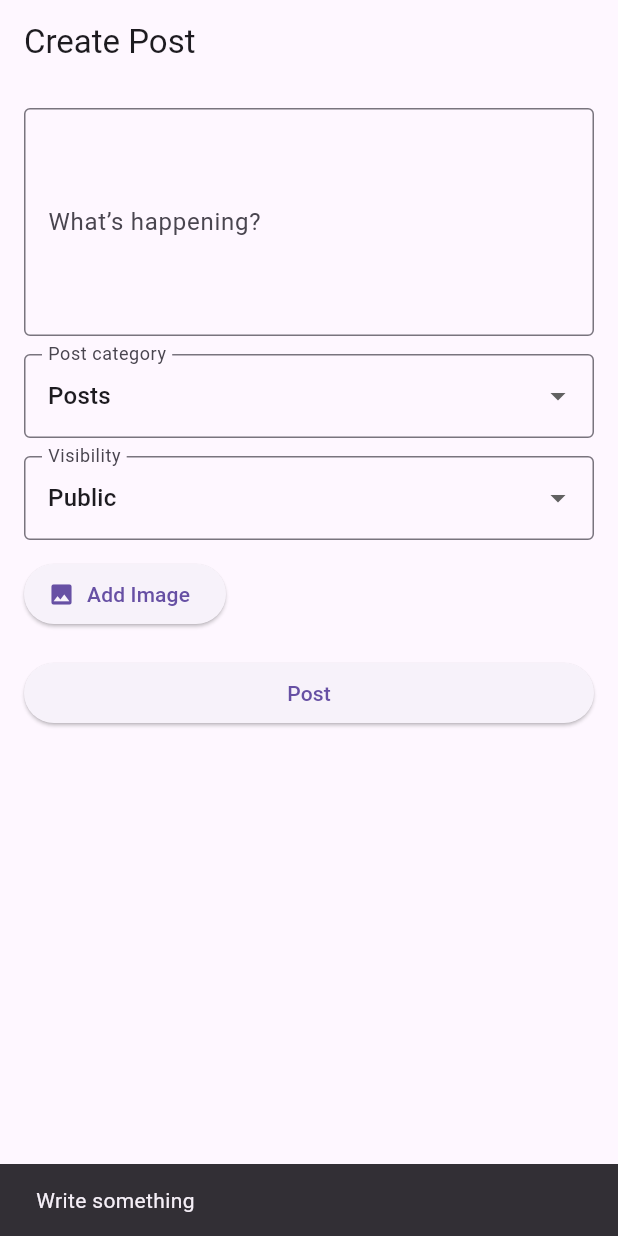
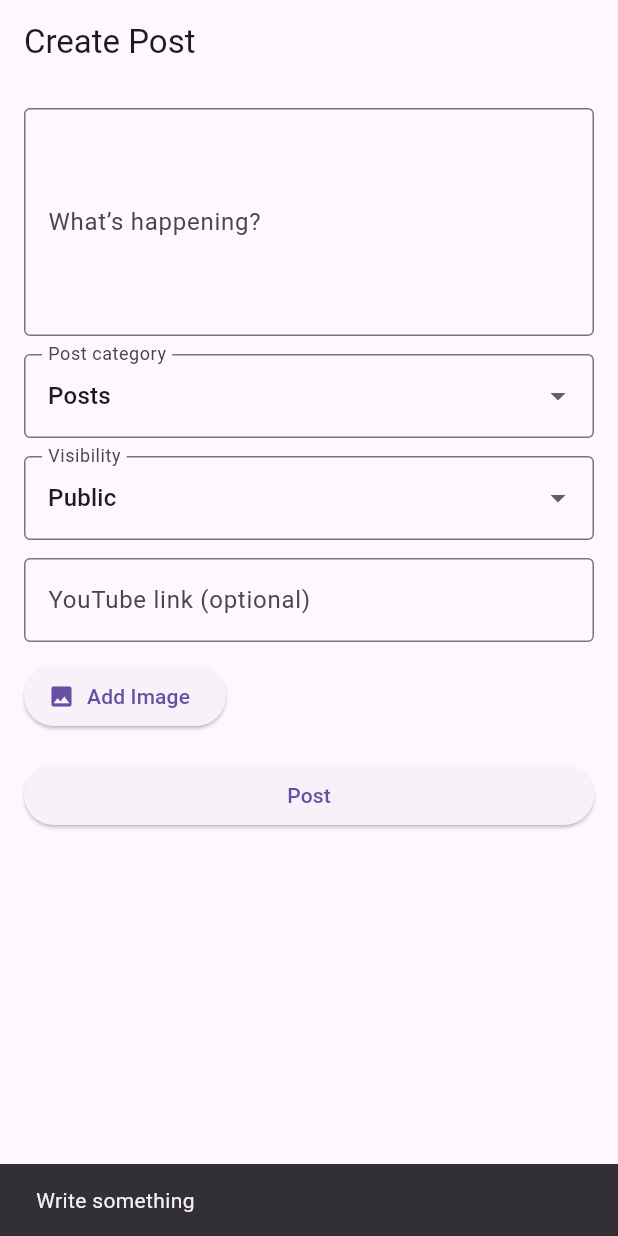
Before and after one commit to kashif-malik12/local_social, a Flutter app: the CreatePostScreen screen opened by its route, after a tap on "Post", on a phone screen of 412 x 824 dp. Run offline on Flutter 3.47's test engine with Material 3 defaults, Android fonts, the phone set to English and light mode, and no system bars; our stand-ins replace flutter_riverpod, geocoding, go_router, image_picker, supabase_flutter, youtube_player_iframe; accounts and stored records are empty.

Commit message:
feat: add YouTube embed support across app

```diff
--- a/lib/models/post_model.dart
+++ b/lib/models/post_model.dart
@@ -4,11 +4,16 @@
   final String id;
   final String userId;
   final String content;
+
   final String? imageUrl;
+  final String? videoUrl; // ✅ NEW
+
   final String visibility;
   final String? locationName;
+
   final double latitude;
   final double longitude;
+
   final DateTime createdAt;
 
   // Author info (can come from joined select OR RPC)
@@ -29,6 +34,7 @@
     required this.longitude,
     required this.createdAt,
     this.imageUrl,
+    this.videoUrl, // ✅ NEW
     this.locationName,
     this.authorName,
     this.authorAvatarUrl,
@@ -57,11 +63,16 @@
       id: map['id'] as String,
       userId: map['user_id'] as String,
       content: (map['content'] ?? '') as String,
+
       imageUrl: map['image_url'] as String?,
+      videoUrl: map['video_url'] as String?, // ✅ NEW
+
       visibility: (map['visibility'] as String?) ?? 'public',
       locationName: map['location_name'] as String?,
+
       latitude: ((map['latitude'] as num?) ?? 0).toDouble(),
       longitude: ((map['longitude'] as num?) ?? 0).toDouble(),
+
       createdAt: DateTime.parse(map['created_at'] as String),
 
       authorName: authorName,
--- a/lib/screens/create_post_screen.dart
+++ b/lib/screens/create_post_screen.dart
@@ -2,8 +2,10 @@
 import 'package:go_router/go_router.dart';
 import 'package:image_picker/image_picker.dart';
 import 'package:supabase_flutter/supabase_flutter.dart';
+
 import '../core/post_types.dart';
 import '../services/post_service.dart';
+
 
 class CreatePostScreen extends StatefulWidget {
   const CreatePostScreen({super.key});
@@ -14,8 +16,9 @@
 
 class _CreatePostScreenState extends State<CreatePostScreen> {
   final _contentCtrl = TextEditingController();
+  final _videoUrlCtrl = TextEditingController();
+
   String _visibility = 'public';
-
   PostType _selectedPostType = PostType.post;
 
   XFile? _imageXFile;
@@ -26,15 +29,18 @@
   @override
   void dispose() {
     _contentCtrl.dispose();
+    _videoUrlCtrl.dispose();
     super.dispose();
   }
 
   Future<void> _pickImage() async {
-  final x = await _picker.pickImage(source: ImageSource.gallery, imageQuality: 85);
+    final x = await _picker.pickImage(
+      source: ImageSource.gallery,
+      imageQuality: 85,
+    );
     if (x == null) return;
     setState(() => _imageXFile = x);
   }
-
 
   Future<Map<String, dynamic>?> _loadProfileLocation(SupabaseClient supabase) async {
     final user = supabase.auth.currentUser;
@@ -49,11 +55,31 @@
     return profile;
   }
 
+  bool _isValidYoutubeUrl(String url) {
+    final uri = Uri.tryParse(url);
+    if (uri == null) return false;
+
+    final host = uri.host.toLowerCase();
+    // Accept common YouTube hosts
+    return host.contains('youtube.com') || host.contains('youtu.be');
+  }
+
   Future<void> _submit() async {
     final content = _contentCtrl.text.trim();
     if (content.isEmpty) {
       ScaffoldMessenger.of(context).showSnackBar(
         const SnackBar(content: Text('Write something')),
+      );
+      return;
+    }
+
+    final videoUrlRaw = _videoUrlCtrl.text.trim();
+    final videoUrl = videoUrlRaw.isEmpty ? null : videoUrlRaw;
+
+    // optional: validate youtube link if provided
+    if (videoUrl != null && !_isValidYoutubeUrl(videoUrl)) {
+      ScaffoldMessenger.of(context).showSnackBar(
+        const SnackBar(content: Text('Please paste a valid YouTube link (youtube.com / youtu.be)')),
       );
       return;
     }
@@ -103,7 +129,7 @@
       String? imageUrl;
       if (_imageXFile != null) {
         imageUrl = await service.uploadPostImage(
-          image: _imageXFile!,   // ✅ use image, not file
+          image: _imageXFile!,
           userId: supabase.auth.currentUser!.id,
         );
       }
@@ -115,6 +141,7 @@
         longitude: lng.toDouble(),
         locationName: city,
         imageUrl: imageUrl,
+        videoUrl: videoUrl, // ✅ NEW
         postType: _selectedPostType.dbValue,
       );
 
@@ -148,7 +175,7 @@
             ),
             const SizedBox(height: 12),
 
-              // ignore: deprecated_member_use
+            // ✅ Post type
             DropdownButtonFormField<PostType>(
               initialValue: _selectedPostType,
               items: PostType.values.map((t) {
@@ -165,12 +192,12 @@
             ),
             const SizedBox(height: 12),
 
-            // ignore: deprecated_member_use
+            // ✅ Visibility
             DropdownButtonFormField<String>(
               initialValue: _visibility,
               items: const [
                 DropdownMenuItem(value: 'public', child: Text('Public')),
-                DropdownMenuItem(value: 'followers', child: Text('followers')),
+                DropdownMenuItem(value: 'followers', child: Text('Followers')),
               ],
               onChanged: (v) => setState(() => _visibility = v ?? 'public'),
               decoration: const InputDecoration(
@@ -180,6 +207,21 @@
             ),
 
             const SizedBox(height: 12),
+
+            // ✅ YouTube link
+            TextField(
+              controller: _videoUrlCtrl,
+              keyboardType: TextInputType.url,
+              decoration: const InputDecoration(
+                labelText: 'YouTube link (optional)',
+                hintText: 'https://youtube.com/watch?v=... or https://youtu.be/...',
+                border: OutlineInputBorder(),
+              ),
+            ),
+
+            const SizedBox(height: 12),
+
+            // ✅ Image picker
             Row(
               children: [
                 ElevatedButton.icon(
@@ -193,6 +235,8 @@
             ),
 
             const SizedBox(height: 18),
+
+            // ✅ Submit
             ElevatedButton(
               onPressed: _loading ? null : _submit,
               child: _loading
--- a/pubspec.yaml
+++ b/pubspec.yaml
@@ -37,7 +37,7 @@
   image_picker: ^1.1.2
   geocoding: ^3.0.0
   http: ^1.2.2
-
+  youtube_player_iframe: ^5.2.0
   # The following adds the Cupertino Icons font to your application.
   # Use with the CupertinoIcons class for iOS style icons.
   cupertino_icons: ^1.0.8
```
Also changed, not shown: lib/core/utils/youtube_utils.dart (added, +31 -0 lines), lib/features/profile/presentation/profile_detail_screen.dart (+15 -9 lines), lib/screens/feed_screen.dart (+9 -23 lines), lib/screens/post_detail_screen.dart (+9 -0 lines), lib/services/post_service.dart (+8 -4 lines), lib/widgets/youtube_preview.dart (added, +142 -0 lines), pubspec.lock, 1 other file. Lines whose indentation alone changed are shown as unchanged.
